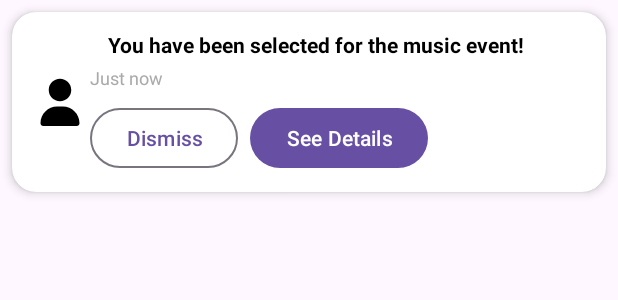
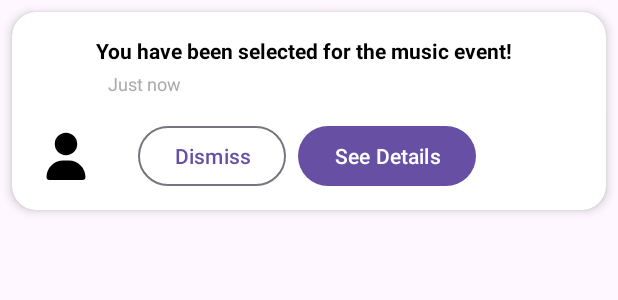
Before and after one commit to CMPUT301F25quartz/quartz-events, an Android app: the layout item_notification.xml on its own in the app's theme, with its tools: preview values and no code run, on a phone screen of 412 x 824 dp. Shown: the top 300 px of the screen. Run offline under Robolectric (Android 15) with nearby library versions, the phone set to English and light mode, and no system bars.

Commit message:
added the profile picture to the notification, correct time and corrected UI

```diff
--- a/code/app/src/main/res/layout/item_notification.xml
+++ b/code/app/src/main/res/layout/item_notification.xml
@@ -16,49 +16,58 @@
         android:padding="12dp">
 
         <!-- Profile or placeholder icon -->
+
+        <!-- Notification message -->
+
+        <!-- Timestamp -->
+
+        <!-- Buttons (Dismiss + Details) -->
+
         <ImageView
             android:id="@+id/imageProfile"
             android:layout_width="40dp"
             android:layout_height="40dp"
+            android:layout_marginStart="4dp"
+            android:contentDescription="@string/profile_picture"
             android:src="@drawable/ic_profile"
-            android:contentDescription="@string/profile_picture"
+            app:layout_constraintBottom_toBottomOf="parent"
             app:layout_constraintStart_toStartOf="parent"
             app:layout_constraintTop_toTopOf="parent"
-            app:layout_constraintBottom_toBottomOf="parent" />
+            app:layout_constraintVertical_bias="0.944" />
 
-        <!-- Notification message -->
         <TextView
             android:id="@+id/textMessage"
             android:layout_width="0dp"
             android:layout_height="wrap_content"
+            android:layout_marginTop="4dp"
             android:text="@string/notif_selected"
             android:textColor="@android:color/black"
+            android:textSize="14sp"
             android:textStyle="bold"
-            android:textSize="14sp"
-            app:layout_constraintStart_toEndOf="@id/imageProfile"
-            app:layout_constraintTop_toTopOf="parent"
             app:layout_constraintEnd_toEndOf="parent"
-            android:layout_marginStart="12dp" />
+            app:layout_constraintHorizontal_bias="0.0"
+            app:layout_constraintStart_toEndOf="@+id/imageProfile"
+            app:layout_constraintTop_toTopOf="parent" />
 
-        <!-- Timestamp -->
         <TextView
             android:id="@+id/textTime"
             android:layout_width="wrap_content"
             android:layout_height="wrap_content"
+            android:layout_marginStart="8dp"
+            android:layout_marginTop="4dp"
             android:text="@string/notif_time_now"
             android:textColor="@android:color/darker_gray"
             android:textSize="12sp"
             app:layout_constraintStart_toEndOf="@id/imageProfile"
-            app:layout_constraintTop_toBottomOf="@id/textMessage"
-            android:layout_marginTop="4dp" />
+            app:layout_constraintTop_toBottomOf="@id/textMessage" />
 
-        <!-- Buttons (Dismiss + Details) -->
         <LinearLayout
             android:id="@+id/buttonContainer"
             android:layout_width="wrap_content"
             android:layout_height="wrap_content"
+            android:layout_marginStart="28dp"
+            android:layout_marginTop="16dp"
             android:orientation="horizontal"
-            android:layout_marginTop="8dp"
             app:layout_constraintStart_toEndOf="@id/imageProfile"
             app:layout_constraintTop_toBottomOf="@id/textTime">
 
--- a/code/app/src/main/res/values/strings.xml
+++ b/code/app/src/main/res/values/strings.xml
@@ -77,8 +77,8 @@
     <string name="mark_all_read">Mark All Read</string>
     <string name="show_unread">Show Unread</string>
     <string name="show_all">Show All</string>
-    <string name="view_archived">View Archived</string>
-    <string name="show_inbox">Show Inbox</string>
+    <string name="view_archived">Archive</string>
+    <string name="show_inbox">Inbox</string>
     <string name="dismiss">Dismiss</string>
 
 </resources>
```
Also changed, not shown: code/app/src/main/java/com/example/ajilore/code/ui/inbox/InboxFragment.java (+51 -4 lines), code/app/src/main/java/com/example/ajilore/code/ui/inbox/NotificationAdapter.java (+24 -4 lines), code/app/src/main/res/layout/fragment_inbox.xml (+13 -3 lines).
